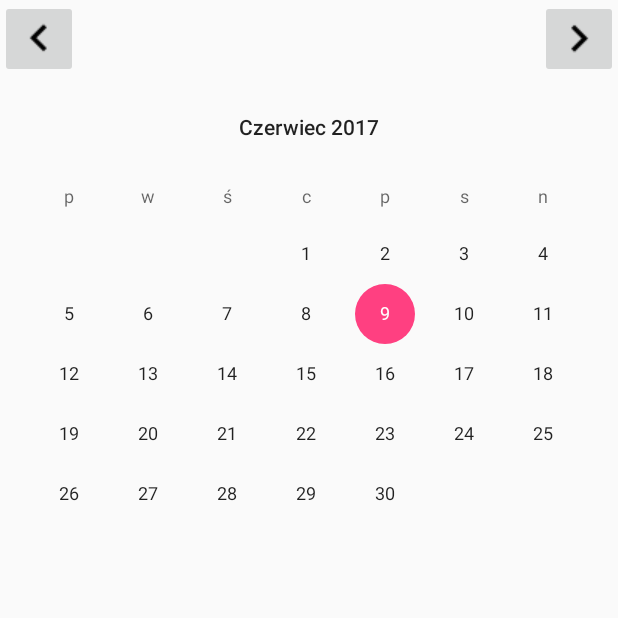
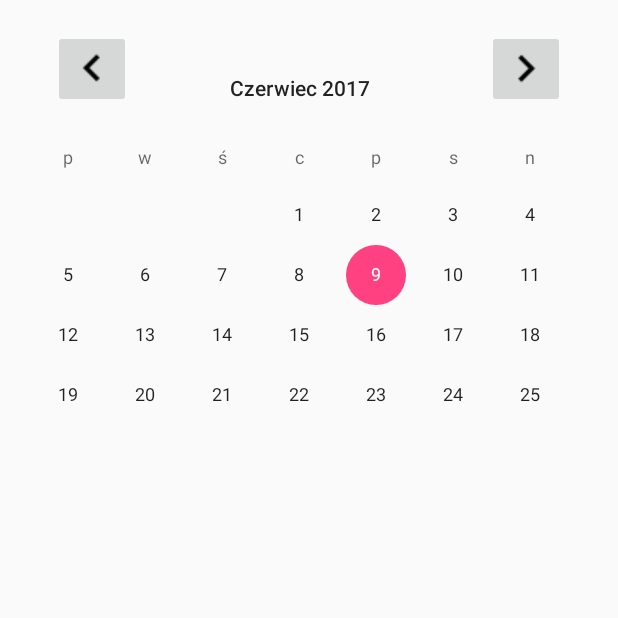
Before and after one commit to docze/Working2, an Android app: the DisplayCalendar screen opened directly, with no data from a screen before it, on a phone screen of 412 x 824 dp, the top half of it. Run offline under Robolectric (Android 15) with nearby library versions, the phone set to English and light mode, and no system bars.

```diff
--- a/app/src/main/java/docze/com/github/planzajec/DisplayCalendar.java
+++ b/app/src/main/java/docze/com/github/planzajec/DisplayCalendar.java
@@ -1,6 +1,7 @@
 package docze.com.github.planzajec;
 
 import android.content.Context;
+import android.content.Intent;
 import android.content.res.Configuration;
 import android.support.v7.app.AppCompatActivity;
 import android.os.Bundle;
@@ -48,10 +49,12 @@ public class DisplayCalendar extends AppCompatActivity implements View.OnClickLi
         buttonFront.setOnClickListener(this);
 
         CalendarView calendarView = (CalendarView) findViewById(R.id.calendarView);
+
         final TextView tv = (TextView) findViewById(R.id.textView);
 
         try {
             setLessonsCalendar();
+            putLessonsToCalendar(calendarView, year, month, day);
         } catch (ParseException e) {
             e.printStackTrace();
         }
@@ -59,8 +62,15 @@ public class DisplayCalendar extends AppCompatActivity implements View.OnClickLi
         calendarView.setOnDateChangeListener(new CalendarView.OnDateChangeListener() {
 
             @Override
-            public void onSelectedDayChange(CalendarView view, int year, int month,
-                                            int dayOfMonth) {
+            public void onSelectedDayChange(CalendarView view, int year, int month, int dayOfMonth){
+                putLessonsToCalendar(view, year, month, dayOfMonth);
+            }
+        });
+
+    }
+
+    void putLessonsToCalendar(CalendarView view, int year, int month, int dayOfMonth) {
+        final TextView tv = (TextView) findViewById(R.id.textView);
         try {
             String text = "";
             String m;
@@ -84,9 +94,6 @@ public class DisplayCalendar extends AppCompatActivity implements View.OnClickLi
         } catch (ParseException e) {
             e.printStackTrace();
         }
-            }
-        });
-
     }
 
     @Override
@@ -139,7 +146,8 @@ public class DisplayCalendar extends AppCompatActivity implements View.OnClickLi
     }
 
     private void setLessonsCalendar() throws ParseException {
-        File file = new File(this.getDir("Grupa_", Context.MODE_PRIVATE)+"I5Y2S1.txt");
+        String groupName = getIntent().getStringExtra(Connection.EXTRA_MESSAGE);
+        File file = new File(this.getDir("Grupa_", Context.MODE_PRIVATE)+ groupName + ".txt");
         if(file.exists()){
             try {
                 String line;
--- a/app/src/main/java/docze/com/github/planzajec/WelcomeView.java
+++ b/app/src/main/java/docze/com/github/planzajec/WelcomeView.java
@@ -1,10 +1,15 @@
 package docze.com.github.planzajec;
 
 
+import android.app.Activity;
+import android.content.Context;
 import android.content.Intent;
 import android.os.Bundle;
 import android.support.v7.app.AppCompatActivity;
 import android.view.View;
+import android.widget.Toast;
+
+import java.io.File;
 
 public class WelcomeView extends AppCompatActivity {
 
@@ -15,7 +20,17 @@ public class WelcomeView extends AppCompatActivity {
     }
 
     public void showSchedule(View w){
-        this.startActivity(new Intent(this, DisplayCalendar.class));
+        String groupName = getIntent().getStringExtra(Connection.EXTRA_MESSAGE);
+        if((new File(this.getDir("Grupa_", Context.MODE_PRIVATE)+"I5Y2S1.txt")).exists()){
+            this.startActivity(new Intent(this, DisplayCalendar.class));
+        } else {
+            final Activity act = this;
+            act.runOnUiThread(new Runnable() {
+                public void run() {
+                    Toast.makeText(act, "Brak planu. Zaktualizuj.", Toast.LENGTH_SHORT).show();
+                }
+            });
+        }
     }
 
     public void updateSchedule(View w){
--- a/app/src/main/res/layout/activity_logged_user.xml
+++ b/app/src/main/res/layout/activity_logged_user.xml
@@ -1,13 +1,28 @@
 <?xml version="1.0" encoding="utf-8"?>
 <RelativeLayout xmlns:android="http://schemas.android.com/apk/res/android"
     xmlns:tools="http://schemas.android.com/tools"
-    android:id="@+id/relLay"
     android:layout_width="match_parent"
     android:layout_height="match_parent"
     tools:context="docze.com.github.planzajec.DisplayCalendar">
+    <RelativeLayout
+        android:layout_width="match_parent"
+        android:layout_height="300dp"
+        android:paddingTop="20dp"
+        android:id="@+id/relativeLayout">
+        <CalendarView
+            android:id="@+id/calendarView"
+            android:layout_width="400dp"
+            android:layout_height="300dp"
+            android:paddingTop="5dp"
+            android:firstDayOfWeek="2"
+            android:layout_alignParentLeft="true"
+            android:layout_alignParentStart="true" />
+
 
         <ImageButton
             android:id="@+id/buttonFront"
+
+            android:layout_marginLeft="35dp"
             android:padding="8dp"
             android:layout_width="wrap_content"
             android:layout_height="wrap_content"
@@ -16,6 +31,7 @@
         <ImageButton
             android:id="@+id/buttonBack"
             android:padding="8dp"
+            android:layout_marginRight="35dp"
             android:layout_width="wrap_content"
             android:layout_height="wrap_content"
             android:src="@drawable/key_right"
@@ -24,20 +40,22 @@
             android:layout_alignParentEnd="true"/>
 
 
-    <CalendarView
-        android:id="@+id/calendarView"
+
+    </RelativeLayout>
+    <ScrollView
+        android:layout_width="fill_parent"
+        android:layout_height="wrap_content"
+        android:padding ="15dp"
+        android:layout_below="@+id/relativeLayout"
+        android:layout_alignParentLeft="true"
+        android:layout_alignParentStart="true">
+        <TextView
+            android:id="@+id/textView"
             android:layout_width="match_parent"
             android:layout_height="match_parent"
-        android:firstDayOfWeek="2"
-        android:layout_marginTop="51dp"
- />
+            android:textSize="20dp"
+            android:textColor="#000000"/>
+    </ScrollView>
 
-    <TextView
-        android:id="@+id/textView"
-        android:layout_width="fill_parent"
-        android:layout_height="fill_parent"
-        android:layout_marginTop="250dp"
-        android:textColor="#000000"
-        />
 
 </RelativeLayout>
```
Lines whose indentation alone changed are shown as unchanged.
